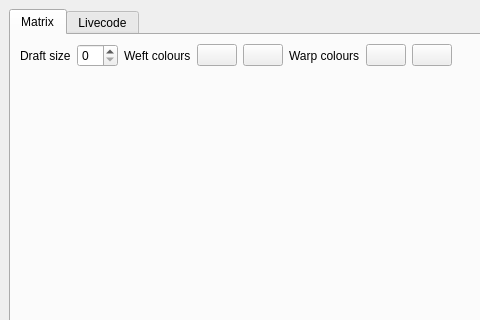
The window that pattern-matrix/qt/pattern-matrix.ui (nebogeo/weavingcodes) describes before a commit, drawn with Qt 5; both pictures show x 0 to 480 and y 0 to 320 of the 800 by 600 pixel window.
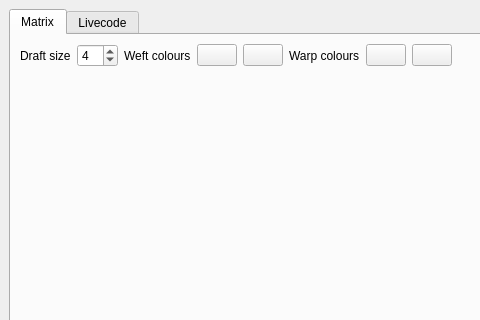
The same window after the commit.

Diff of the .ui file:
```diff
--- a/pattern-matrix/qt/pattern-matrix.ui
+++ b/pattern-matrix/qt/pattern-matrix.ui
@@ -37,7 +37,11 @@
              </widget>
             </item>
             <item>
-             <widget class="QSpinBox" name="spinBoxWarp"/>
+             <widget class="QSpinBox" name="spinBoxWarp">
+              <property name="value">
+               <number>4</number>
+              </property>
+             </widget>
             </item>
             <item>
              <widget class="QLabel" name="label_2">
```
